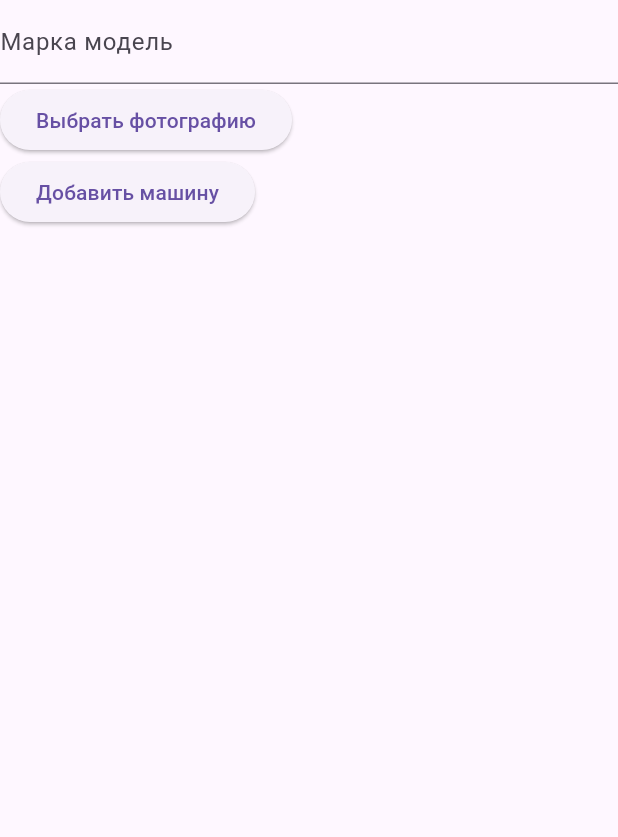
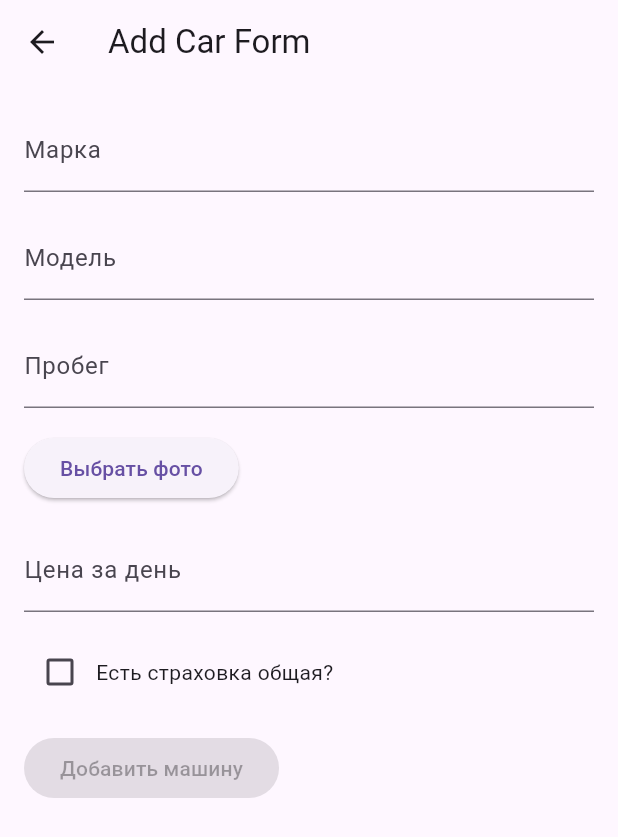
Before and after one commit to Lir00f/MobDev, a Flutter app: the AddCarForm screen opened directly, on a phone screen of 412 x 824 dp. Shown: the top 837 px of the screen. Run offline on Flutter 3.47's test engine with Material 3 defaults, Android fonts, the light colour scheme and no system bars; our stand-ins replace email_validator, firebase_auth, firebase_core, image_picker; accounts and stored records are empty.

Commit message:
addcar slighly fixed

```diff
--- a/lib/screens/add_car_form.dart
+++ b/lib/screens/add_car_form.dart
@@ -1,17 +1,6 @@
 import 'package:flutter/material.dart';
 import 'package:image_picker/image_picker.dart';
 import 'dart:io';
-
-void main() {
-  runApp(MaterialApp(
-    home: Scaffold(
-      appBar: AppBar(
-        title: Text('Add Car Form'),
-      ),
-      body: AddCarForm(), // Помещаем ваш виджет AddCarForm внутрь Scaffold
-    ),
-  ));
-}
 
 class AddCarForm extends StatefulWidget {
   @override
@@ -19,47 +8,164 @@ class AddCarForm extends StatefulWidget {
 }
 
 class _AddCarFormState extends State<AddCarForm> {
-  List<XFile> _images = []; // Список для хранения выбранных фотографий
+  List<File> _images = [];
+  String _brand = '';
+  String _model = '';
+  String _mileage = '';
+  double _pricePerDay = 0.0;
+  bool _insurance = false;
 
   Future<void> _pickImage(ImageSource source) async {
-    final pickedImage = await ImagePicker().pickImage(source: source); // Используем pickImage вместо getImage
+    final pickedImage = await ImagePicker().pickImage(source: source);
     if (pickedImage != null) {
       setState(() {
-        _images.add(pickedImage); // Добавляем выбранную фотографию в список
+        _images.add(File(pickedImage.path));
+      });
+    }
+  }
+
+  Future<void> _confirmDeleteImage(int index) async {
+    bool confirm = await showDialog(
+      context: context,
+      builder: (BuildContext context) {
+        return AlertDialog(
+          title: Text('Подтвердите удаление'),
+          content: Text('Вы уверены, что хотите удалить это фото?'),
+          actions: <Widget>[
+            TextButton(
+              onPressed: () {
+                Navigator.of(context).pop(true);
+              },
+              child: Text('Удалить'),
+            ),
+            TextButton(
+              onPressed: () {
+                Navigator.of(context).pop(false);
+              },
+              child: Text('Отмена'),
+            ),
+          ],
+        );
+      },
+    );
+
+    if (confirm == true) {
+      setState(() {
+        _images.removeAt(index);
       });
     }
   }
 
   @override
   Widget build(BuildContext context) {
-    return SingleChildScrollView(
+    return Scaffold(
+      appBar: AppBar(
+        title: Text('Add Car Form'),
+      ),
+      body: SingleChildScrollView(
+        padding: EdgeInsets.all(16.0),
         child: Column(
           crossAxisAlignment: CrossAxisAlignment.start,
           children: [
             TextFormField(
-            decoration: InputDecoration(labelText: 'Марка модель'),
+              decoration: InputDecoration(labelText: 'Марка'),
+              onChanged: (value) {
+                setState(() {
+                  _brand = value;
+                });
+              },
             ),
-          // Виджет для отображения выбранных фотографий
-          Column(
-            children: _images.map((image) {
-              return Image.file(File(image.path)); // Для отображения используем Image.file
-            }).toList(),
+            SizedBox(height: 16.0),
+            TextFormField(
+              decoration: InputDecoration(labelText: 'Модель'),
+              onChanged: (value) {
+                setState(() {
+                  _model = value;
+                });
+              },
             ),
+            SizedBox(height: 16.0),
+            TextFormField(
+              decoration: InputDecoration(labelText: 'Пробег'),
+              onChanged: (value) {
+                setState(() {
+                  _mileage = value;
+                });
+              },
+            ),
+            SizedBox(height: 16.0),
+            Row(
+              children: [
                 ElevatedButton(
                   onPressed: () {
-              // Вызываем метод для выбора фотографии из галереи
                     _pickImage(ImageSource.gallery);
                   },
-            child: Text('Выбрать фотографию'),
+                  child: Text('Выбрать фото'),
                 ),
+                SizedBox(width: 16.0),
+                Expanded(
+                  child: SingleChildScrollView(
+                    scrollDirection: Axis.horizontal,
+                    child: Row(
+                      children: List.generate(_images.length, (index) {
+                        return Padding(
+                          padding: EdgeInsets.only(right: 8.0),
+                          child: GestureDetector(
+                            onTap: () {
+                              _confirmDeleteImage(index);
+                            },
+                            child: CircleAvatar(
+                              radius: 30.0,
+                              backgroundImage: FileImage(_images[index]),
+                            ),
+                          ),
+                        );
+                      }),
+                    ),
+                  ),
+                ),
+              ],
+            ),
+            SizedBox(height: 16.0),
+            TextFormField(
+              decoration: InputDecoration(labelText: 'Цена за день'),
+              keyboardType: TextInputType.number,
+              onChanged: (value) {
+                setState(() {
+                  _pricePerDay = double.tryParse(value) ?? 0.0;
+                });
+              },
+            ),
+            SizedBox(height: 16.0),
+            Row(
+              children: [
+                Checkbox(
+                  value: _insurance,
+                  onChanged: (value) {
+                    setState(() {
+                      _insurance = value ?? false;
+                    });
+                  },
+                ),
+                Text('Есть страховка общая?'),
+              ],
+            ),
+            SizedBox(height: 16.0),
             ElevatedButton(
-            onPressed: () {
+              onPressed: _insurance ? () {
                 // Добавление машины
-            },
+              } : null,
               child: Text('Добавить машину'),
             ),
           ],
         ),
+      ),
     );
   }
 }
+
+void main() {
+  runApp(MaterialApp(
+    home: AddCarForm(),
+  ));
+}
```
Lines whose indentation alone changed are shown as unchanged.
